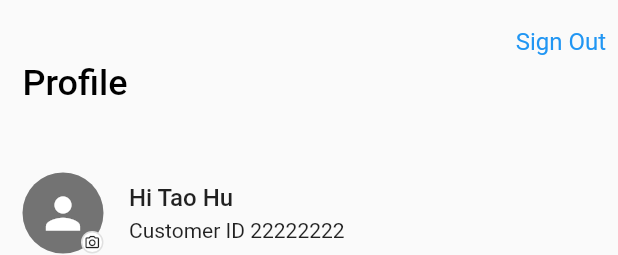
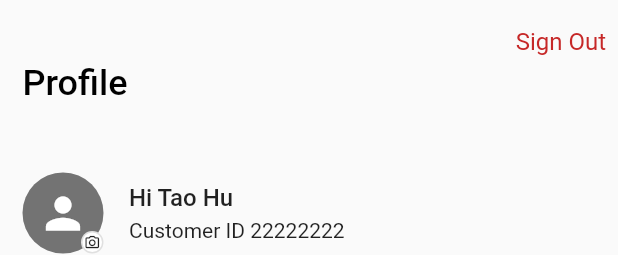
Before and after one commit to thogb/Westpac_App_Clone, a Flutter app: the ProfilePage widget shown alone on an empty page, opened directly, on a phone screen of 412 x 824 dp. Shown: the top 255 px of the screen. Run offline on Flutter 3.47's test engine with Material 2 defaults, Android fonts, the phone set to English and light mode, and no system bars; our stand-ins replace cloud_firestore, decimal, sqflite, sticky_headers; missing offline and left inert: fake_cloud_firestore; accounts and stored records are empty; statements that could not run were skipped.

Commit message:
A text style color change for sign out button

```diff
--- a/flutwest/lib/ui_page/profile_page.dart
+++ b/flutwest/lib/ui_page/profile_page.dart
@@ -24,7 +24,10 @@ class _ProfilePageState extends State<ProfilePage> {
         CustSilverAppbar(
           title: "Profile",
           actions: [
-            TextButton(onPressed: () {}, child: const Text("Sign Out"))
+            TextButton(
+                onPressed: () {},
+                child: const Text("Sign Out",
+                    style: TextStyle(color: Vars.clickAbleColor)))
           ],
         ),
         SliverList(
```
